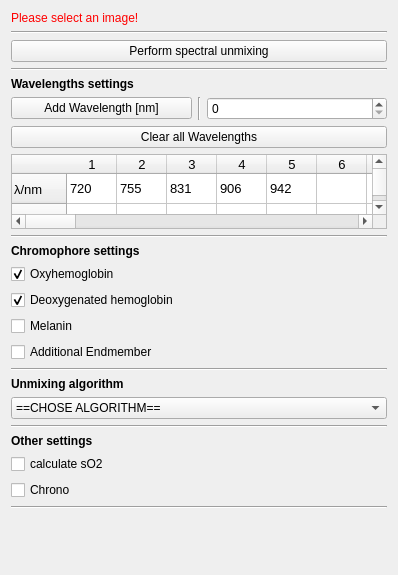
Before: the Qt Designer form Plugins/org.mitk.gui.qt.photoacoustics.spectralunmixing/src/internal/SpectralUnmixingControls.ui in MITK/MITK, drawn with Qt 5.
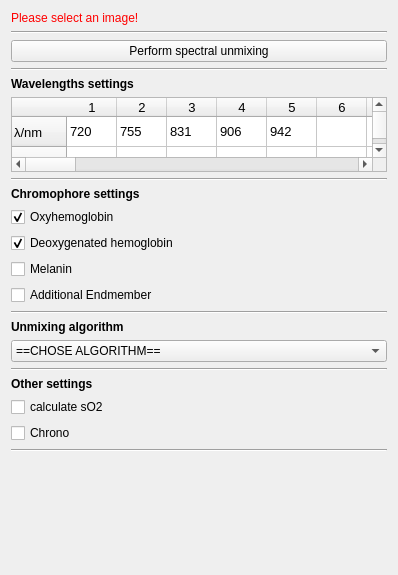
After: the same form once the commit is applied. Icons and pictures are not drawn.

Commit message: New wavelength implementation.

Patch:
```diff
--- a/Plugins/org.mitk.gui.qt.photoacoustics.spectralunmixing/src/internal/SpectralUnmixingControls.ui
+++ b/Plugins/org.mitk.gui.qt.photoacoustics.spectralunmixing/src/internal/SpectralUnmixingControls.ui
@@ -67,38 +67,6 @@
      </property>
     </widget>
    </item>
-   <item>
-    <layout class="QHBoxLayout" name="horizontalLayout">
-     <item>
-      <widget class="QPushButton" name="ButtonAddWavelength">
-       <property name="text">
-        <string>Add Wavelength [nm]</string>
-       </property>
-      </widget>
-     </item>
-     <item>
-      <widget class="Line" name="line">
-       <property name="orientation">
-        <enum>Qt::Vertical</enum>
-       </property>
-      </widget>
-     </item>
-     <item>
-      <widget class="QSpinBox" name="spinBoxAddWavelength">
-       <property name="maximum">
-        <number>2000</number>
-       </property>
-      </widget>
-     </item>
-    </layout>
-   </item>
-   <item>
-    <widget class="QPushButton" name="ButtonClearWavelength">
-     <property name="text">
-      <string>Clear all Wavelengths</string>
-     </property>
-    </widget>
-   </item>
    <item>
     <widget class="QTableWidget" name="inputtable">
      <property name="minimumSize">
```
The commit also changes 2 other files.
